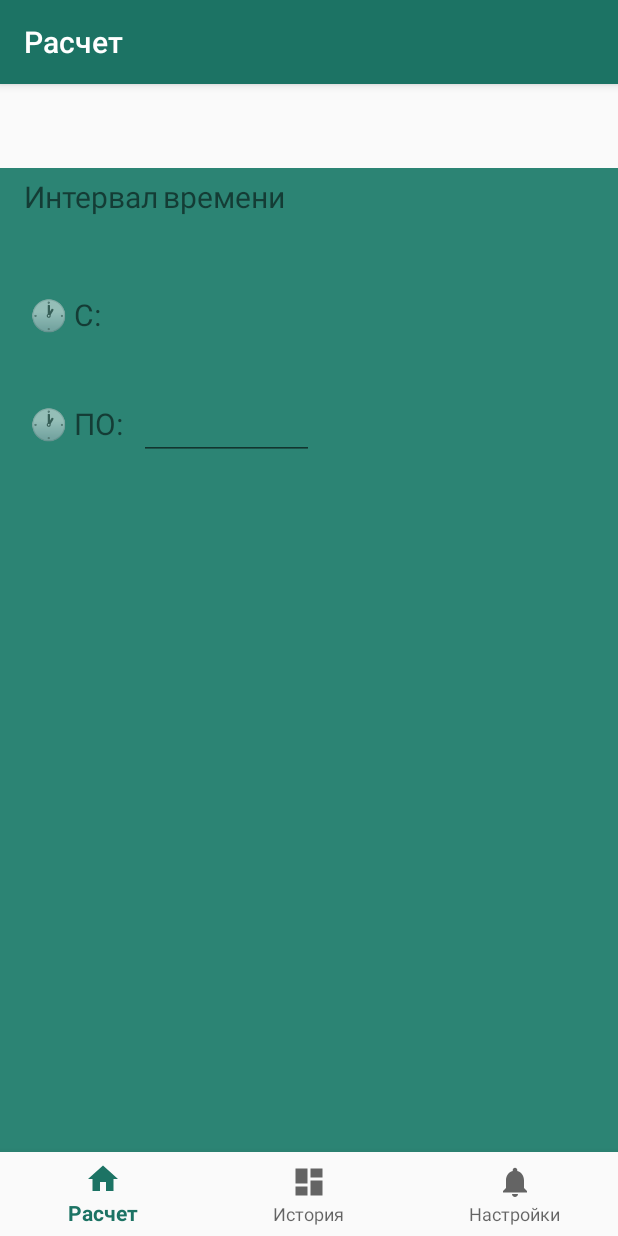
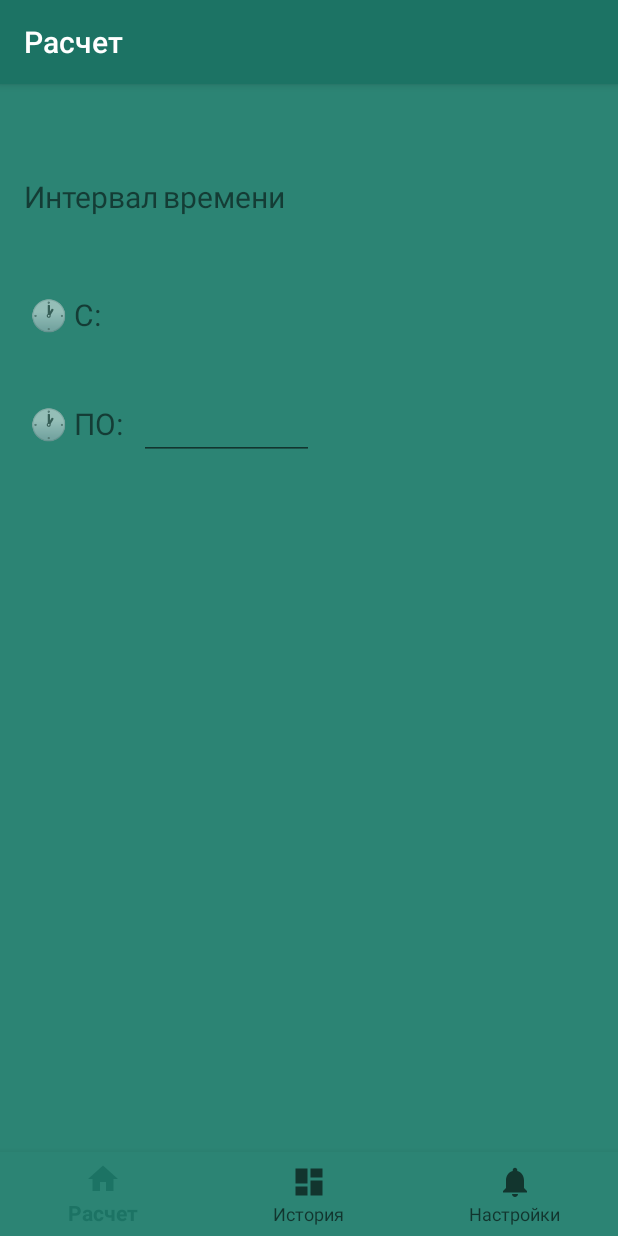
Before and after one commit to OldBrain/TCalc, an Android app: the screen it shows after launch (MainActivity), on a phone screen of 412 x 824 dp. Run offline under Robolectric (Android 15) with nearby library versions, the phone set to English and light mode, and no system bars; our stand-ins replace navigation-ui; Roboto replaces fonts that are not available here.

Commit message:
промежуточный коммит

```diff
--- a/app/src/main/res/layout/activity_main.xml
+++ b/app/src/main/res/layout/activity_main.xml
@@ -1,6 +1,7 @@
 <?xml version="1.0" encoding="utf-8"?>
 <android.support.constraint.ConstraintLayout xmlns:android="http://schemas.android.com/apk/res/android"
     xmlns:app="http://schemas.android.com/apk/res-auto"
+    xmlns:tools="http://schemas.android.com/tools"
     android:id="@+id/container"
     android:layout_width="match_parent"
     android:layout_height="match_parent"
@@ -9,20 +10,19 @@
     <android.support.design.widget.BottomNavigationView
         android:id="@+id/nav_view"
         android:layout_width="0dp"
-        android:layout_height="wrap_content"
-        android:layout_marginStart="0dp"
-        android:layout_marginEnd="0dp"
+        android:layout_height="56dp"
         android:background="?android:attr/windowBackground"
         app:layout_constraintBottom_toBottomOf="parent"
         app:layout_constraintLeft_toLeftOf="parent"
         app:layout_constraintRight_toRightOf="parent"
+        app:layout_constraintTop_toBottomOf="@+id/nav_host_fragment_activity_main"
         app:menu="@menu/bottom_nav_menu" />
 
     <fragment
         android:id="@+id/nav_host_fragment_activity_main"
         android:name="androidx.navigation.fragment.NavHostFragment"
-        android:layout_width="match_parent"
-        android:layout_height="match_parent"
+        android:layout_width="0dp"
+        android:layout_height="0dp"
         app:defaultNavHost="true"
         app:layout_constraintBottom_toTopOf="@id/nav_view"
         app:layout_constraintLeft_toLeftOf="parent"
--- a/app/src/main/res/values-night/themes.xml
+++ b/app/src/main/res/values-night/themes.xml
@@ -1,10 +1,11 @@
 <resources xmlns:tools="http://schemas.android.com/tools">
     <!-- Base application theme. -->
-    <style name="Theme.TCalc" parent="Theme.AppCompat.Light.DarkActionBar">
+    <style name="Theme.TCalc" parent="Theme.AppCompat.Light.NoActionBar">
         <!-- Primary brand color. -->
         <item name="colorPrimary">@color/purple_200</item>
         <item name="colorPrimaryDark">@color/purple_700</item>
         <item name="colorAccent">@color/teal_200</item>
         <!-- Customize your theme here. -->
+
     </style>
 </resources>
--- a/app/src/main/res/values/themes.xml
+++ b/app/src/main/res/values/themes.xml
@@ -2,6 +2,7 @@
     <!-- Base application theme. -->
     <style name="Theme.TCalc" parent="Theme.AppCompat.Light.DarkActionBar">
         <!-- Primary brand color. -->
+        <item name="android:colorBackground">@color/gray_200</item>
         <item name="colorPrimary">@color/gray_500</item>
         <item name="colorPrimaryDark">@color/gray_700</item>
         <item name="colorAccent">@color/gray_200</item>
```
Also changed, not shown: build.gradle (line endings or trailing spaces).
